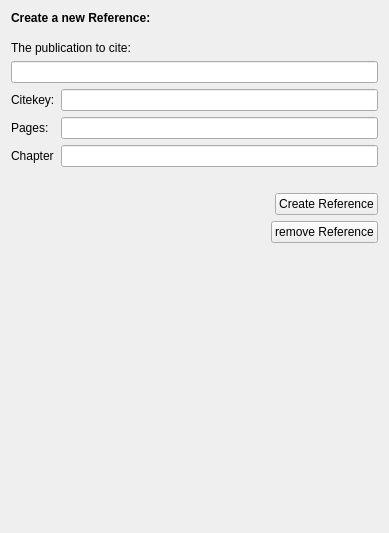
KDE/conquirere, file src/ui/sidebar/referencewidget.ui: the form before one commit.
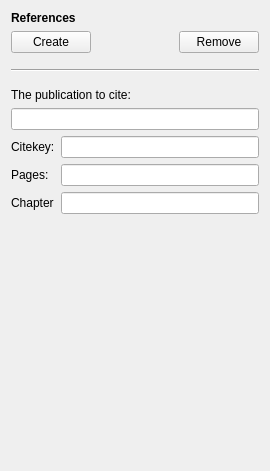
The form after the commit. Custom widgets are drawn as their Qt base class.

Commit message:
Several changes to the reference/publication handling
* changed the widgets in the side bar
* added nepomuk value edits for nbib:Series / nbib:JournalIssue / volume and number

```diff
--- a/src/ui/sidebar/referencewidget.ui
+++ b/src/ui/sidebar/referencewidget.ui
@@ -6,8 +6,8 @@
    <rect>
     <x>0</x>
     <y>0</y>
-    <width>389</width>
-    <height>533</height>
+    <width>270</width>
+    <height>471</height>
    </rect>
   </property>
   <property name="windowTitle">
@@ -23,12 +23,66 @@
       </font>
      </property>
      <property name="text">
-      <string>Create a new Reference:</string>
+      <string>References</string>
      </property>
     </widget>
    </item>
    <item>
-    <spacer name="newRefSpacer">
+    <layout class="QHBoxLayout" name="horizontalLayout_2">
+     <item>
+      <widget class="QPushButton" name="createButton">
+       <property name="text">
+        <string>Create</string>
+       </property>
+      </widget>
+     </item>
+     <item>
+      <spacer name="horizontalSpacer">
+       <property name="orientation">
+        <enum>Qt::Horizontal</enum>
+       </property>
+       <property name="sizeHint" stdset="0">
+        <size>
+         <width>40</width>
+         <height>20</height>
+        </size>
+       </property>
+      </spacer>
+     </item>
+     <item>
+      <widget class="QPushButton" name="removeButton">
+       <property name="text">
+        <string>Remove</string>
+       </property>
+      </widget>
+     </item>
+    </layout>
+   </item>
+   <item>
+    <spacer name="verticalSpacer_2">
+     <property name="orientation">
+      <enum>Qt::Vertical</enum>
+     </property>
+     <property name="sizeType">
+      <enum>QSizePolicy::Fixed</enum>
+     </property>
+     <property name="sizeHint" stdset="0">
+      <size>
+       <width>20</width>
+       <height>10</height>
+      </size>
+     </property>
+    </spacer>
+   </item>
+   <item>
+    <widget class="Line" name="line">
+     <property name="orientation">
+      <enum>Qt::Horizontal</enum>
+     </property>
+    </widget>
+   </item>
+   <item>
+    <spacer name="verticalSpacer_3">
      <property name="orientation">
       <enum>Qt::Vertical</enum>
      </property>
@@ -108,74 +162,10 @@
      <property name="orientation">
       <enum>Qt::Vertical</enum>
      </property>
-     <property name="sizeType">
-      <enum>QSizePolicy::Fixed</enum>
-     </property>
      <property name="sizeHint" stdset="0">
       <size>
        <width>20</width>
-       <height>20</height>
-      </size>
-     </property>
-    </spacer>
-   </item>
-   <item>
-    <layout class="QHBoxLayout" name="horizontalLayout_2">
-     <item>
-      <spacer name="horizontalSpacer">
-       <property name="orientation">
-        <enum>Qt::Horizontal</enum>
-       </property>
-       <property name="sizeHint" stdset="0">
-        <size>
-         <width>40</width>
-         <height>20</height>
-        </size>
-       </property>
-      </spacer>
-     </item>
-     <item>
-      <widget class="QPushButton" name="createButton">
-       <property name="text">
-        <string>Create Reference</string>
-       </property>
-      </widget>
-     </item>
-    </layout>
-   </item>
-   <item>
-    <layout class="QHBoxLayout" name="horizontalLayout_3">
-     <item>
-      <spacer name="horizontalSpacer_2">
-       <property name="orientation">
-        <enum>Qt::Horizontal</enum>
-       </property>
-       <property name="sizeHint" stdset="0">
-        <size>
-         <width>40</width>
-         <height>20</height>
-        </size>
-       </property>
-      </spacer>
-     </item>
-     <item>
-      <widget class="QPushButton" name="removeButton">
-       <property name="text">
-        <string>remove Reference</string>
-       </property>
-      </widget>
-     </item>
-    </layout>
-   </item>
-   <item>
-    <spacer name="verticalSpacer_2">
-     <property name="orientation">
-      <enum>Qt::Vertical</enum>
-     </property>
-     <property name="sizeHint" stdset="0">
-      <size>
-       <width>20</width>
-       <height>40</height>
+       <height>275</height>
       </size>
      </property>
     </spacer>
```
Left out of the diff: 2 changed lines with no effect on the pictures. The commit also changes 20 other files.
